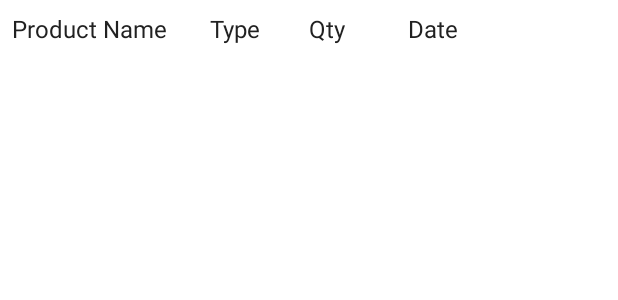
After one commit to sulamoha202/InventoryManagment, an Android app: the layout item_movement.xml on its own in the app's theme, with its tools: preview values and no code run, on a phone screen of 412 x 824 dp. The commit adds this screen. Shown: the top 300 px of the screen. Run offline under Robolectric (Android 15) with nearby library versions, the phone set to English and light mode, and no system bars.

Commit message:
update 0.1

```diff
--- a/app/src/main/AndroidManifest.xml
+++ b/app/src/main/AndroidManifest.xml
@@ -1,6 +1,9 @@
 <?xml version="1.0" encoding="utf-8"?>
 <manifest xmlns:android="http://schemas.android.com/apk/res/android"
     xmlns:tools="http://schemas.android.com/tools">
+    <meta-data
+        android:name="androidx.appcompat.app.AppLocalesMetadataHolderService"
+        android:value="androidx.appcompat.app.AppLocalesMetadataHolderServiceImpl" />
 
     <application
         android:name=".App"
@@ -15,6 +18,7 @@
         android:theme="@style/Base.Theme.RetailStock"
         tools:targetApi="31">
         <activity android:name=".activity.LoginActivity" android:exported="true" />
+        <activity android:name=".activity.MovimentsActivity" android:exported="true"/>
         <activity android:name=".activity.BaseActivity" android:exported="true">
             <intent-filter>
                 <action android:name="android.intent.action.MAIN" />
--- a/app/src/main/res/layout/fragment_home.xml
+++ b/app/src/main/res/layout/fragment_home.xml
@@ -10,4 +10,10 @@
         android:text="Welcome to the Home Fragment"
         android:textSize="20sp"
         android:gravity="center" />
+
+    <Button
+        android:id="@+id/vMvmntBtn"
+        android:layout_width="wrap_content"
+        android:layout_height="wrap_content"
+        android:text="View Movements"/>
 </LinearLayout>
--- /dev/null
+++ b/app/src/main/res/layout/item_movement.xml
@@ -0,0 +1,39 @@
+<LinearLayout
+    xmlns:android="http://schemas.android.com/apk/res/android"
+    android:layout_width="match_parent"
+    android:layout_height="wrap_content"
+    android:orientation="horizontal"
+    android:padding="8dp">
+
+    <TextView
+        android:id="@+id/tvProductName"
+        android:layout_width="0dp"
+        android:layout_height="wrap_content"
+        android:layout_weight="2"
+        android:text="Product Name"
+        android:textSize="16sp" />
+
+    <TextView
+        android:id="@+id/tvMovementType"
+        android:layout_width="0dp"
+        android:layout_height="wrap_content"
+        android:layout_weight="1"
+        android:text="Type"
+        android:textSize="16sp" />
+
+    <TextView
+        android:id="@+id/tvQuantity"
+        android:layout_width="0dp"
+        android:layout_height="wrap_content"
+        android:layout_weight="1"
+        android:text="Qty"
+        android:textSize="16sp" />
+
+    <TextView
+        android:id="@+id/tvDate"
+        android:layout_width="0dp"
+        android:layout_height="wrap_content"
+        android:layout_weight="2"
+        android:text="Date"
+        android:textSize="16sp" />
+</LinearLayout>
```
Also changed, not shown: app/src/main/java/com/mtsd/activity/MovimentsActivity.java (added, +47 -0 lines), app/src/main/java/com/mtsd/adapter/MovementAdapter.java (added, +55 -0 lines), app/src/main/java/com/mtsd/fragment/HomeFragment.java (+16 -1 lines), app/src/main/java/com/mtsd/model/Movement.java (added, +31 -0 lines), app/src/main/java/com/mtsd/util/DatabaseHelper.java (+38 -3 lines), app/src/main/res/layout/activity_movimientos.xml (added, +18 -0 lines), 1 other file.
